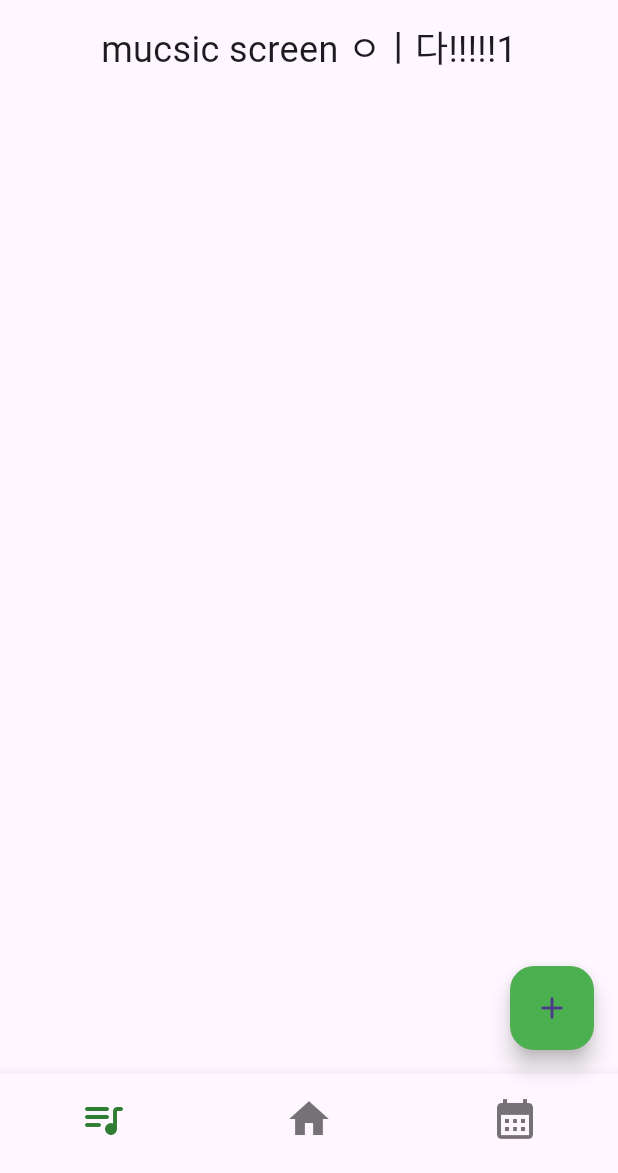
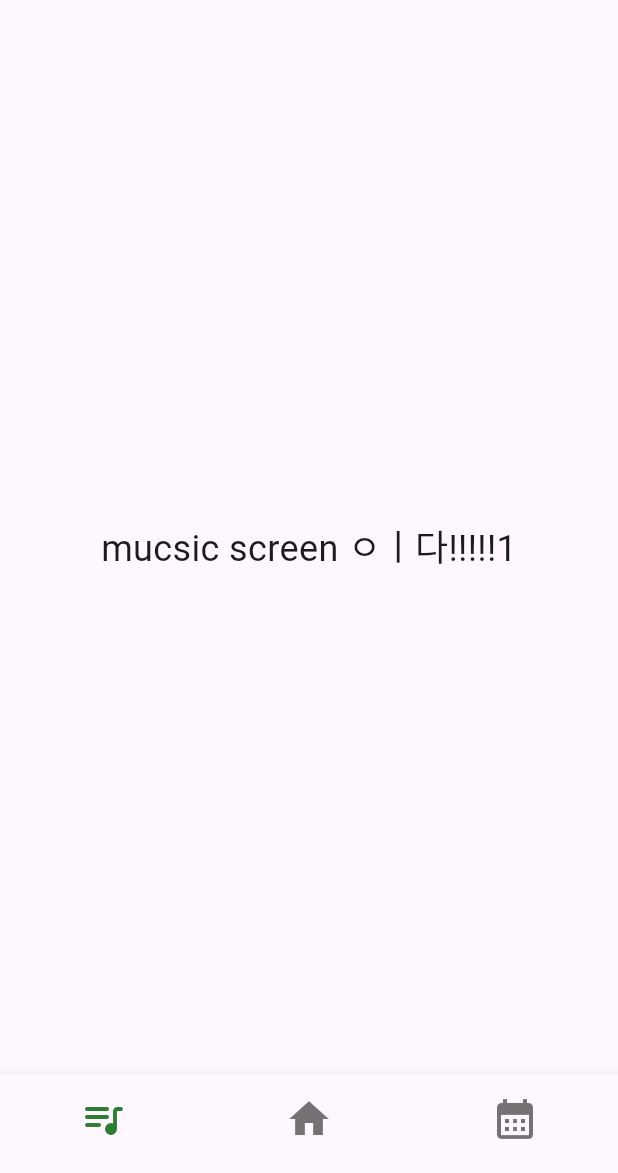
Before and after one commit to haleyalwayshappy/atempo_app, a Flutter app: the screen it shows after launch, on a phone screen of 412 x 824 dp, the part 63-1236 px from its top. Run offline on Flutter 3.47's test engine with Material 3 defaults, Android fonts, the phone set to English and light mode, and no system bars; our stand-ins replace fluttertoast; missing offline and left inert: radial_button.

Commit message:
floating button
프ㄹ로팅 버튼 라이브러리 추가

```diff
--- a/analysis_options.yaml
+++ b/analysis_options.yaml
@@ -22,6 +22,8 @@ linter:
   # `// ignore_for_file: name_of_lint` syntax on the line or in the file
   # producing the lint.
   rules:
+    prefer_const_constructors: false
+    prefer_const_literals_to_create_immutables: false
     # avoid_print: false  # Uncomment to disable the `avoid_print` rule
     # prefer_single_quotes: true  # Uncomment to enable the `prefer_single_quotes` rule
 
--- a/lib/main_screen.dart
+++ b/lib/main_screen.dart
@@ -3,6 +3,9 @@ import 'package:atempo_app/home_screen.dart';
 import 'package:atempo_app/music_main_screen.dart';
 import 'package:flutter/material.dart';
 import 'package:fluttertoast/fluttertoast.dart';
+import 'package:radial_button/widget/circle_floating_button.dart';
+
+import 'floating_button.dart';
 
 
 /// Flutter code sample for [BottomNavigationBar].
@@ -72,22 +75,19 @@ class _MainScreen extends State<MainScreen> {
           ),
         ],
       ),
-      body: Center(
-        child: Column(
-          children: <Widget>[
-            _screens.elementAt(_selectedIndex),
-          ],
-        ),
+      body: Container(
+          child:_screens.elementAt(_selectedIndex),
 
       ),
 
+
       // 플로팅 버튼
-      floatingActionButton: const FloatingActionButton(
-        onPressed: flutterToast,
-        backgroundColor: Colors.green,
-        child: Icon(Icons.add),
+      // floatingActionButton: const FloatingActionButton(
+      //   onPressed: flutterToast,
+      //   backgroundColor: Colors.green,
+      //   child: Icon(Icons.add),
+      // ),
 
-      ),
 
 
       bottomNavigationBar: BottomNavigationBar(
--- a/pubspec.yaml
+++ b/pubspec.yaml
@@ -37,6 +37,7 @@ dependencies:
   cupertino_icons: ^1.0.2
   # add this line to your dependencies
   fluttertoast: ^8.2.6
+  radial_button: ^1.0.1
 
 dev_dependencies:
   flutter_test:
```
Also changed, not shown: lib/floating_button.dart (added, +41 -0 lines), lib/home_screen.dart (+3 -6 lines), pubspec.lock, 1 other file.
